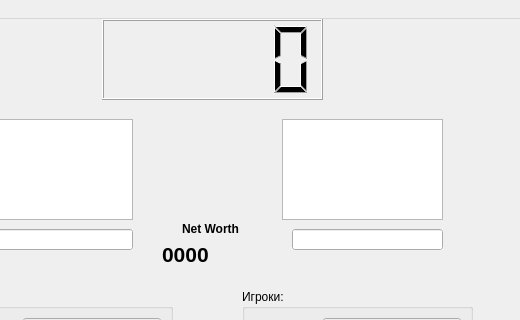
This is forms/main(test).ui in QuandisS/DotaSim as Qt 5 draws it before an edit; both pictures show x 348 to 868 and y 0 to 320 of the 868 by 675 pixel window. The edited form follows.
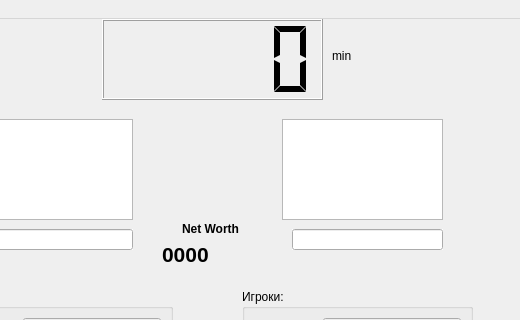
This is the edited form.

What changed in the file:
```diff
--- a/forms/main(test).ui
+++ b/forms/main(test).ui
@@ -23,6 +23,21 @@
       <height>81</height>
      </rect>
     </property>
+    <property name="smallDecimalPoint">
+     <bool>false</bool>
+    </property>
+    <property name="digitCount">
+     <number>5</number>
+    </property>
+    <property name="mode">
+     <enum>QLCDNumber::Dec</enum>
+    </property>
+    <property name="segmentStyle">
+     <enum>QLCDNumber::Flat</enum>
+    </property>
+    <property name="value" stdset="0">
+     <double>0.000000000000000</double>
+    </property>
    </widget>
    <widget class="QGroupBox" name="groupBox">
     <property name="enabled">
@@ -554,6 +569,19 @@
      </rect>
     </property>
    </widget>
+   <widget class="QLabel" name="label_2">
+    <property name="geometry">
+     <rect>
+      <x>680</x>
+      <y>30</y>
+      <width>47</width>
+      <height>13</height>
+     </rect>
+    </property>
+    <property name="text">
+     <string>min</string>
+    </property>
+   </widget>
   </widget>
   <widget class="QMenuBar" name="menubar">
    <property name="geometry">
```
